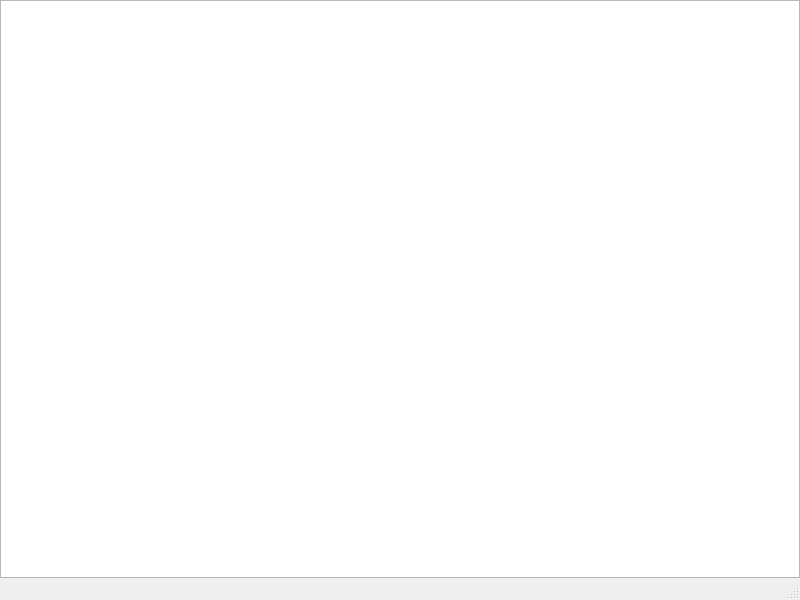
First picture: the form in src/window.ui, repository jrarmstro/c8emu, before the edit.
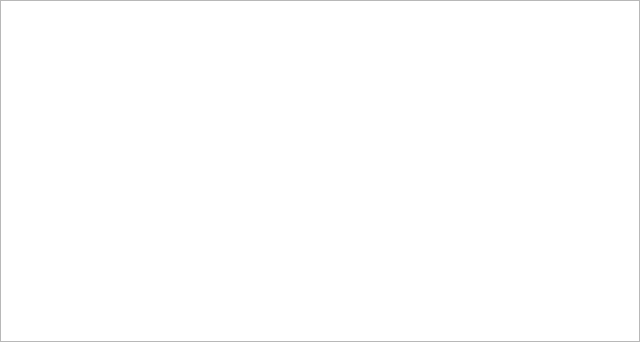
Second picture: the form after the edit.

Commit message: Resize c8 graphics to fit window, window starts at 640x320

```diff
--- a/src/window.ui
+++ b/src/window.ui
@@ -6,8 +6,8 @@
    <rect>
     <x>0</x>
     <y>0</y>
-    <width>800</width>
-    <height>600</height>
+    <width>640</width>
+    <height>342</height>
    </rect>
   </property>
   <property name="windowTitle">
@@ -39,7 +39,7 @@
        <enum>Qt::ScrollBarAlwaysOff</enum>
       </property>
       <property name="sizeAdjustPolicy">
-       <enum>QAbstractScrollArea::AdjustIgnored</enum>
+       <enum>QAbstractScrollArea::AdjustToContents</enum>
       </property>
      </widget>
     </item>
@@ -55,7 +55,6 @@
     </rect>
    </property>
   </widget>
-  <widget class="QStatusBar" name="statusbar"/>
  </widget>
  <resources/>
  <connections/>
```
Left out of the diff: 2 changed lines with no effect on the pictures. The commit also changes 2 other files.
